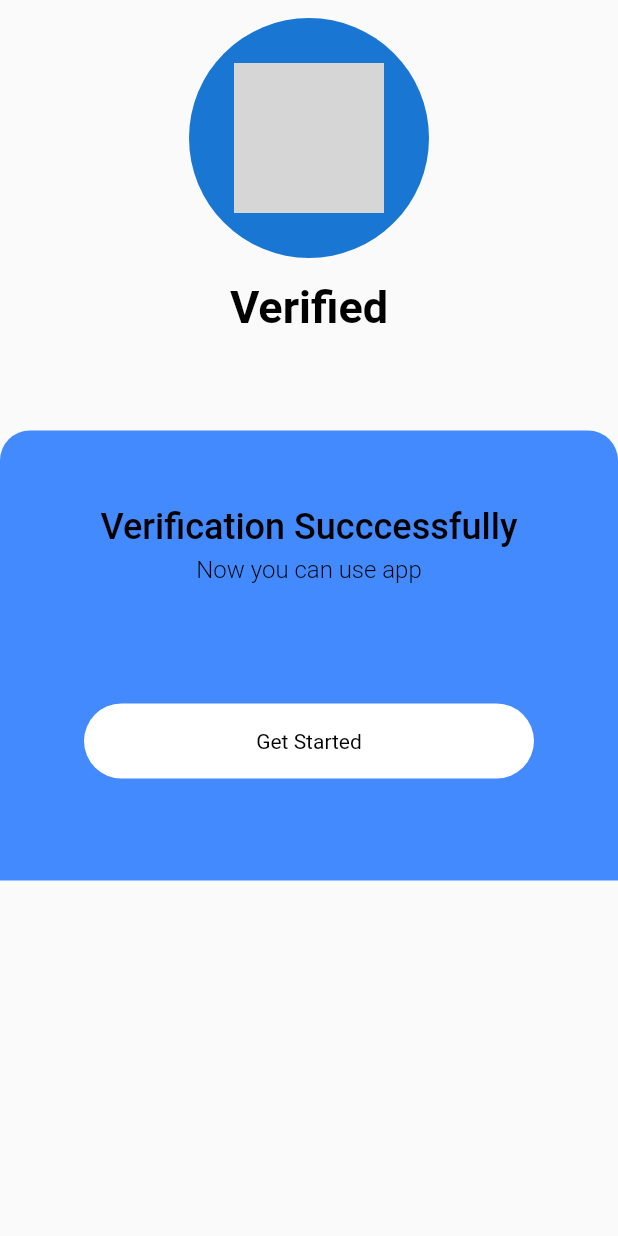
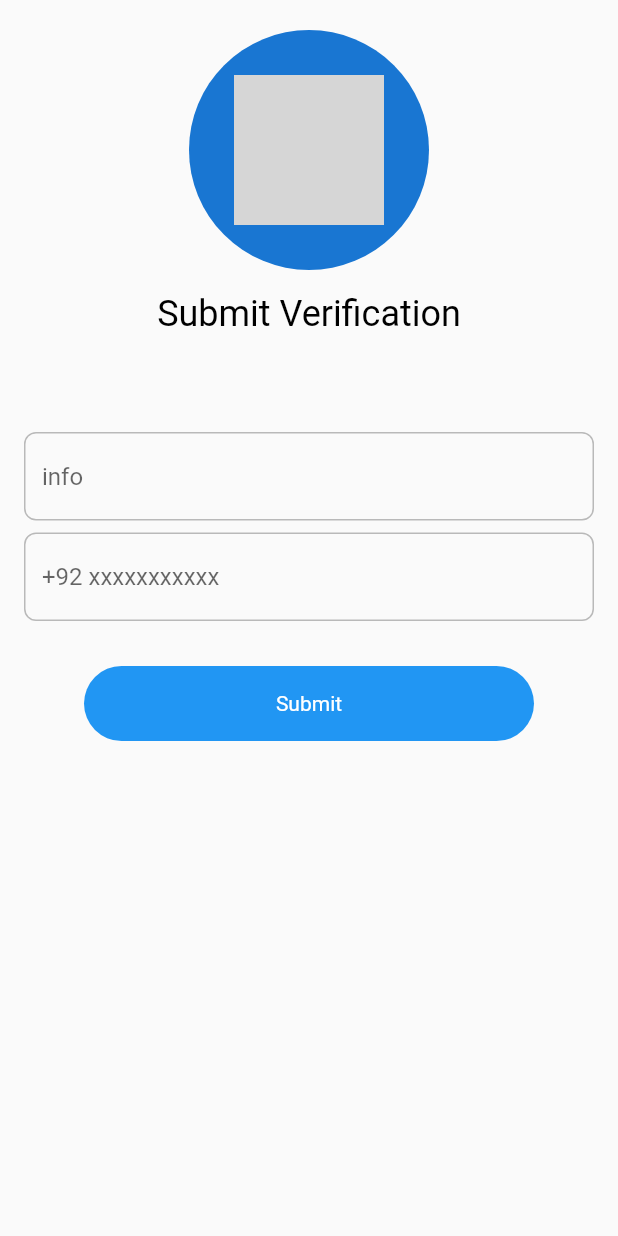
Before and after one commit to aftab998/iqra-school, a Flutter app: the verification screen opened directly, after a tap on "Get Started", on a phone screen of 412 x 824 dp. Run offline on Flutter 3.47's test engine with Material 2 defaults, Android fonts, the phone set to English and light mode, and no system bars; grey boxes are pictures that could not be loaded.

Commit message:
verification

```diff
--- /dev/null
+++ b/lib/screens/verification/submitverification.dart
@@ -0,0 +1,60 @@
+import 'package:flutter/material.dart';
+import 'package:iqra_school/components/textformfield.dart';
+
+class submitVerification extends StatefulWidget {
+  const submitVerification({Key? key}) : super(key: key);
+
+  @override
+  State<submitVerification> createState() => _submitVerificationState();
+}
+
+class _submitVerificationState extends State<submitVerification> {
+
+
+  final infoController = TextEditingController();
+  final numberController = TextEditingController();
+
+  @override
+  Widget build(BuildContext context) {
+
+    return Scaffold(
+      body: SafeArea(
+        child: SingleChildScrollView(
+            child: Padding(
+              padding: const EdgeInsets.symmetric(horizontal: 16.0),
+              child: Column(
+          children: [
+              const SizedBox(height: 20,),
+              Center(child: CircleAvatar(maxRadius: 80 ,child:Image.asset("assets/log.png", width: 100, height: 100,) ,)),
+              const SizedBox(height: 15,),
+              const Center(child:  Text ('Submit Verification', style: TextStyle(fontWeight: FontWeight.w400,color: Colors.black,fontSize: 24),)),
+              const SizedBox(height: 65,),
+
+              inputfield(myController: infoController, hint: "info", obsureText: false,),
+             const SizedBox(height: 8,),
+             inputfield(myController: numberController, hint: "+92 xxxxxxxxxxx", obsureText: false),
+
+            const SizedBox(height: 30,),
+
+            Container(
+                height:50,
+                width:300,
+                decoration: BoxDecoration(
+                    borderRadius: BorderRadius.circular(50),
+                    color: Colors.blue
+                ),
+
+                child: InkWell(
+                    onTap: (){
+                      Navigator.push(context, MaterialPageRoute(builder: (context)=> submitVerification()));
+                    },
+                    child: const Center(child: Text("Submit",style:TextStyle(color:Colors.white),),))
+            ),
+
+          ],
+        ),
+            )),
+      ),
+    );
+  }
+}
--- a/lib/screens/verification/verified.dart
+++ b/lib/screens/verification/verified.dart
@@ -1,4 +1,5 @@
 import 'package:flutter/material.dart';
+import 'package:iqra_school/screens/verification/submitverification.dart';
 
 
 class verification extends StatefulWidget {
@@ -15,8 +16,8 @@ class _verificationState extends State<verification> {
       body: SafeArea(
         child: SingleChildScrollView(
           child: Column(
-            crossAxisAlignment: CrossAxisAlignment.end,
-            mainAxisAlignment: MainAxisAlignment.end,
+            crossAxisAlignment: CrossAxisAlignment.center,
+            mainAxisAlignment: MainAxisAlignment.center,
             children: [
 
               const SizedBox(height: 12,),
@@ -54,7 +55,7 @@ class _verificationState extends State<verification> {
 
                          child: InkWell(
                              onTap: (){
-                               Navigator.push(context, MaterialPageRoute(builder: (context)=> verification()));
+                               Navigator.push(context, MaterialPageRoute(builder: (context)=> submitVerification()));
                              },
                              child: const Center(child: Text("Get Started",style:TextStyle(color:Colors.black),),))
                      ),
```
